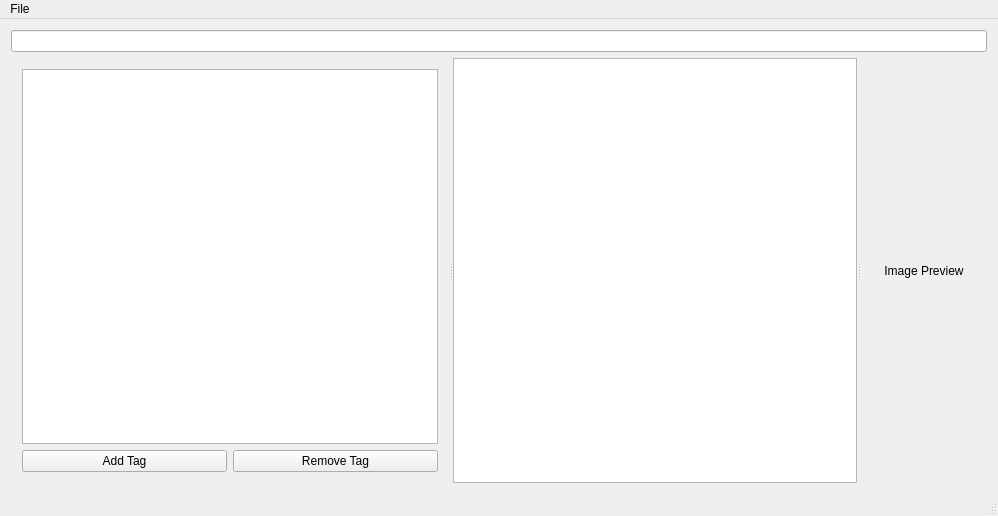
First picture: the form in mainwindow.ui, repository AlabasterAxe/HDDOrganizer, before the edit.
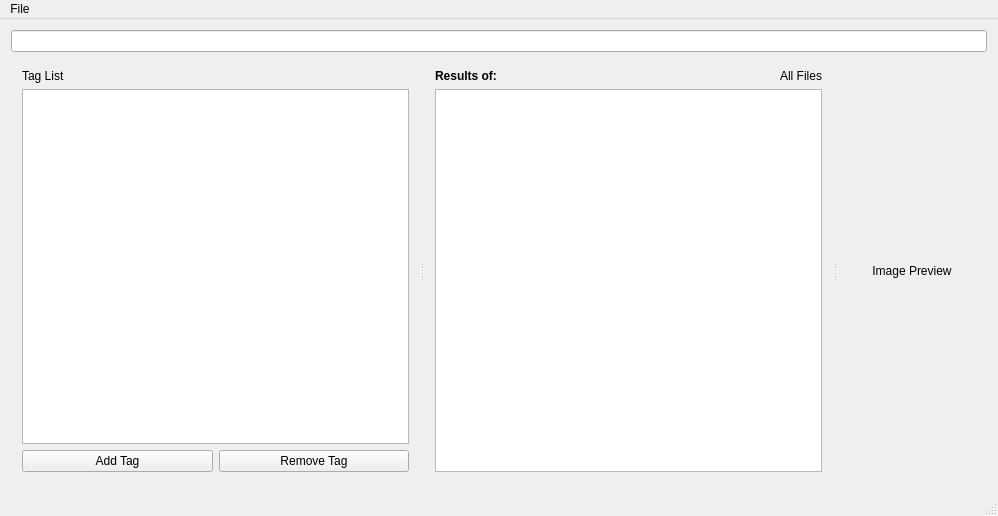
Second picture: the form after the edit. Custom widgets are drawn as their Qt base class.

Patch:
```diff
--- a/mainwindow.ui
+++ b/mainwindow.ui
@@ -14,7 +14,7 @@
    <string>MainWindow</string>
   </property>
   <widget class="QWidget" name="centralWidget">
-   <layout class="QVBoxLayout" name="verticalLayout">
+   <layout class="QVBoxLayout" name="verticalLayout_4">
     <item>
      <widget class="QLineEdit" name="lineEdit">
       <property name="dragEnabled">
@@ -27,8 +27,15 @@
       <property name="orientation">
        <enum>Qt::Horizontal</enum>
       </property>
-      <widget class="QWidget" name="">
+      <widget class="QWidget" name="layoutWidget">
        <layout class="QVBoxLayout" name="verticalLayout_2">
+        <item>
+         <widget class="QLabel" name="tagListLabel">
+          <property name="text">
+           <string>Tag List</string>
+          </property>
+         </widget>
+        </item>
         <item>
          <widget class="TagTreeView" name="treeView">
           <property name="maximumSize">
@@ -77,6 +84,33 @@
         </item>
        </layout>
       </widget>
+      <widget class="QWidget" name="verticalLayoutWidget">
+       <layout class="QVBoxLayout" name="verticalLayout">
+        <item>
+         <layout class="QHBoxLayout" name="horizontalLayout">
+          <item>
+           <widget class="QLabel" name="resultsOfLabel">
+            <property name="text">
+             <string>&lt;b&gt;Results of:&lt;/b&gt;</string>
+            </property>
+           </widget>
+          </item>
+          <item>
+           <widget class="QLabel" name="tagExpressionLabel">
+            <property name="text">
+             <string>All Files</string>
+            </property>
+            <property name="textFormat">
+             <enum>Qt::RichText</enum>
+            </property>
+            <property name="alignment">
+             <set>Qt::AlignRight|Qt::AlignTrailing|Qt::AlignVCenter</set>
+            </property>
+           </widget>
+          </item>
+         </layout>
+        </item>
+        <item>
       <widget class="FileTableView" name="tableView">
        <property name="maximumSize">
         <size>
@@ -115,6 +149,12 @@
         <bool>false</bool>
        </attribute>
       </widget>
+        </item>
+       </layout>
+      </widget>
+      <widget class="QWidget" name="verticalLayoutWidget_2">
+       <layout class="QVBoxLayout" name="verticalLayout_3">
+        <item>
       <widget class="QLabel" name="label">
        <property name="sizePolicy">
         <sizepolicy hsizetype="Expanding" vsizetype="Preferred">
@@ -128,6 +168,9 @@
        <property name="alignment">
         <set>Qt::AlignCenter</set>
        </property>
+         </widget>
+        </item>
+       </layout>
       </widget>
      </widget>
     </item>
```
Lines whose indentation alone changed are shown as unchanged.
